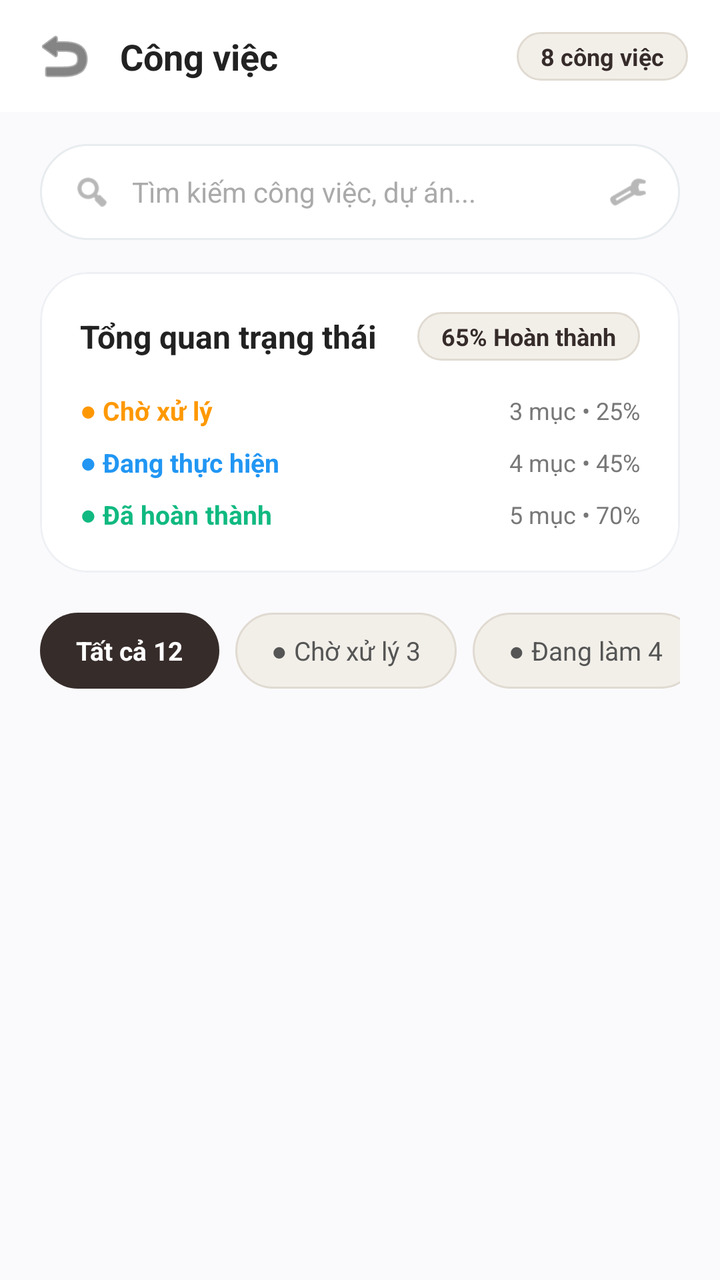
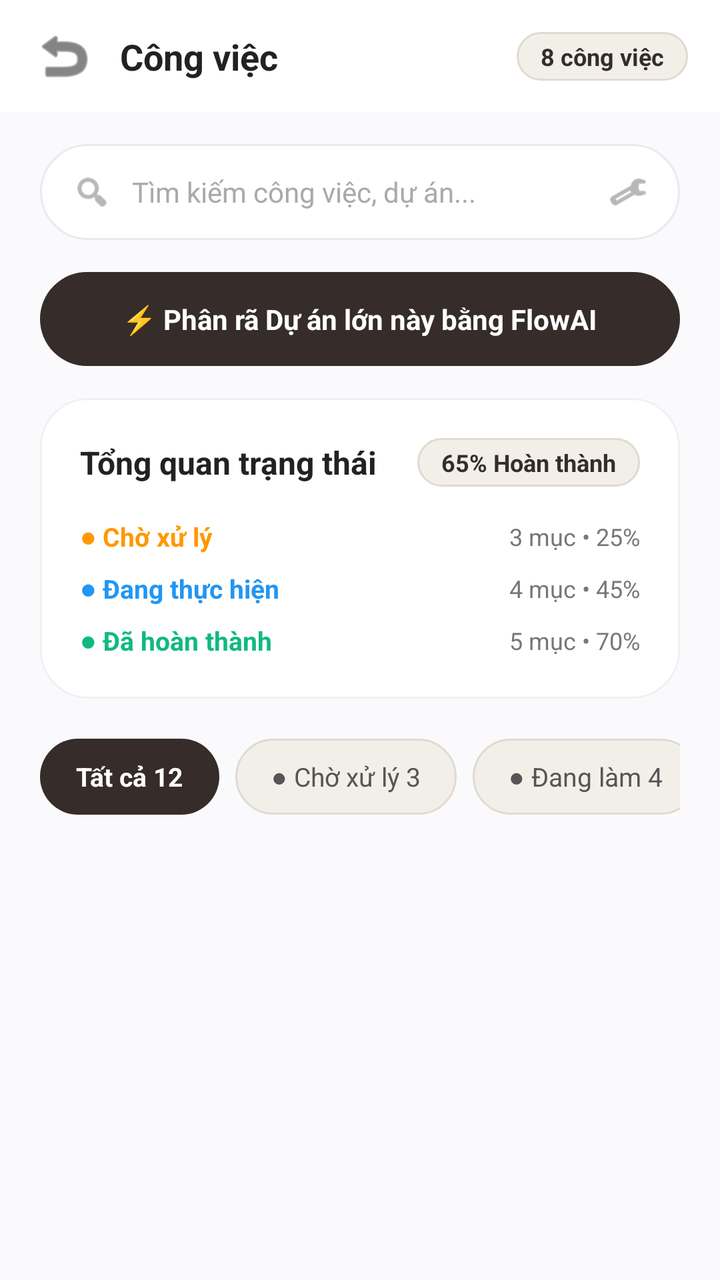

Screens rendered from an Android XML layout before and after an edit, with the pre-edit source and the edit as a unified diff.
<!-- AndroidManifest.xml: application theme Theme.MyApplication -->
<!-- res/layout/activity_project_tasks.xml -->
<?xml version="1.0" encoding="utf-8"?>
<LinearLayout xmlns:android="http://schemas.android.com/apk/res/android"
    xmlns:app="http://schemas.android.com/apk/res-auto"
    xmlns:tools="http://schemas.android.com/tools"
    android:layout_width="match_parent"
    android:layout_height="match_parent"
    android:background="#FAFAFC"
    android:orientation="vertical"
    tools:context=".ui.task.ProjectTasksActivity">

    
    <androidx.constraintlayout.widget.ConstraintLayout
        android:layout_width="match_parent"
        android:layout_height="56dp"
        android:background="#FFFFFF"
        android:paddingHorizontal="16dp">

        <ImageView
            android:id="@+id/btnBack"
            android:layout_width="32dp"
            android:layout_height="32dp"
            android:background="?android:attr/selectableItemBackgroundBorderless"
            android:src="@android:drawable/ic_menu_revert"
            app:tint="#333333"
            app:layout_constraintBottom_toBottomOf="parent"
            app:layout_constraintStart_toStartOf="parent"
            app:layout_constraintTop_toTopOf="parent" />

        <TextView
            android:id="@+id/tvProjectNameTitle"
            android:layout_width="wrap_content"
            android:layout_height="wrap_content"
            android:layout_marginStart="12dp"
            android:text="Công việc"
            android:textColor="#222222"
            android:textSize="18sp"
            android:textStyle="bold"
            app:layout_constraintBottom_toBottomOf="parent"
            app:layout_constraintStart_toEndOf="@id/btnBack"
            app:layout_constraintTop_toTopOf="parent" />

        <TextView
            android:id="@+id/tvTasksCount"
            android:layout_width="wrap_content"
            android:layout_height="wrap_content"
            android:background="@drawable/bg_pill_light"
            android:paddingHorizontal="12dp"
            android:paddingVertical="4dp"
            android:text="8 công việc"
            android:textColor="#362C2A"
            android:textSize="12sp"
            android:textStyle="bold"
            app:layout_constraintBottom_toBottomOf="parent"
            app:layout_constraintEnd_toEndOf="parent"
            app:layout_constraintTop_toTopOf="parent" />
    </androidx.constraintlayout.widget.ConstraintLayout>

    
    <androidx.core.widget.NestedScrollView
        android:layout_width="match_parent"
        android:layout_height="match_parent"
        android:clipToPadding="false"
        android:paddingBottom="40dp">

        <LinearLayout
            android:layout_width="match_parent"
            android:layout_height="wrap_content"
            android:orientation="vertical"
            android:paddingHorizontal="20dp"
            android:paddingTop="16dp">

            
            <LinearLayout
                android:layout_width="match_parent"
                android:layout_height="48dp"
                android:background="@drawable/bg_search_bar"
                android:gravity="center_vertical"
                android:orientation="horizontal"
                android:paddingHorizontal="16dp">

                <ImageView
                    android:layout_width="20dp"
                    android:layout_height="20dp"
                    android:src="@android:drawable/ic_menu_search"
                    app:tint="#888888" />

                <EditText
                    android:id="@+id/edtSearch"
                    android:layout_width="0dp"
                    android:layout_height="match_parent"
                    android:layout_marginStart="10dp"
                    android:layout_weight="1"
                    android:background="@null"
                    android:hint="Tìm kiếm công việc, dự án..."
                    android:inputType="text|textNoSuggestions"
                    android:imeOptions="actionSearch"
                    android:textColor="#222222"
                    android:textColorHint="#AAAAAA"
                    android:textSize="14sp" />

                <ImageView
                    android:layout_width="20dp"
                    android:layout_height="20dp"
                    android:src="@android:drawable/ic_menu_preferences"
                    app:tint="#888888" />
            </LinearLayout>

            
            <com.google.android.material.card.MaterialCardView
                android:layout_width="match_parent"
                android:layout_height="wrap_content"
                android:layout_marginTop="16dp"
                app:cardBackgroundColor="#FFFFFF"
                app:cardCornerRadius="24dp"
                app:cardElevation="0dp"
                app:strokeColor="#EEF0F4"
                app:strokeWidth="1dp">

                <LinearLayout
                    android:layout_width="match_parent"
                    android:layout_height="wrap_content"
                    android:orientation="vertical"
                    android:padding="20dp">

                    
                    <LinearLayout
                        android:layout_width="match_parent"
                        android:layout_height="wrap_content"
                        android:gravity="center_vertical"
                        android:orientation="horizontal">

                        <TextView
                            android:layout_width="0dp"
                            android:layout_height="wrap_content"
                            android:layout_weight="1"
                            android:text="Tổng quan trạng thái"
                            android:textColor="#222222"
                            android:textSize="16sp"
                            android:textStyle="bold" />

                        <TextView
                            android:id="@+id/tvCompletionPercent"
                            android:layout_width="wrap_content"
                            android:layout_height="wrap_content"
                            android:background="@drawable/bg_pill_light"
                            android:paddingHorizontal="12dp"
                            android:paddingVertical="4dp"
                            android:text="65% Hoàn thành"
                            android:textColor="#362C2A"
                            android:textSize="12sp"
                            android:textStyle="bold" />
                    </LinearLayout>

                    
                    <LinearLayout
                        android:layout_width="match_parent"
                        android:layout_height="wrap_content"
                        android:layout_marginTop="16dp"
                        android:gravity="center_vertical"
                        android:orientation="horizontal">

                        <TextView
                            android:layout_width="0dp"
                            android:layout_height="wrap_content"
                            android:layout_weight="1"
                            android:text="● Chờ xử lý"
                            android:textColor="#FF9800"
                            android:textSize="13sp"
                            android:textStyle="bold" />

                        <TextView
                            android:id="@+id/tvPendingCount"
                            android:layout_width="wrap_content"
                            android:layout_height="wrap_content"
                            android:text="3 mục • 25%"
                            android:textColor="#777777"
                            android:textSize="12sp" />
                    </LinearLayout>

                    <LinearLayout
                        android:layout_width="match_parent"
                        android:layout_height="wrap_content"
                        android:layout_marginTop="8dp"
                        android:gravity="center_vertical"
                        android:orientation="horizontal">

                        <TextView
                            android:layout_width="0dp"
                            android:layout_height="wrap_content"
                            android:layout_weight="1"
                            android:text="● Đang thực hiện"
                            android:textColor="#2196F3"
                            android:textSize="13sp"
                            android:textStyle="bold" />

                        <TextView
                            android:id="@+id/tvInProgressCount"
                            android:layout_width="wrap_content"
                            android:layout_height="wrap_content"
                            android:text="4 mục • 45%"
                            android:textColor="#777777"
                            android:textSize="12sp" />
                    </LinearLayout>

                    <LinearLayout
                        android:layout_width="match_parent"
                        android:layout_height="wrap_content"
                        android:layout_marginTop="8dp"
                        android:gravity="center_vertical"
                        android:orientation="horizontal">

                        <TextView
                            android:layout_width="0dp"
                            android:layout_height="wrap_content"
                            android:layout_weight="1"
                            android:text="● Đã hoàn thành"
                            android:textColor="#10B981"
                            android:textSize="13sp"
                            android:textStyle="bold" />

                        <TextView
                            android:id="@+id/tvDoneCount"
                            android:layout_width="wrap_content"
                            android:layout_height="wrap_content"
                            android:text="5 mục • 70%"
                            android:textColor="#777777"
                            android:textSize="12sp" />
                    </LinearLayout>
                </LinearLayout>
            </com.google.android.material.card.MaterialCardView>

            
            <HorizontalScrollView
                android:layout_width="match_parent"
                android:layout_height="wrap_content"
                android:layout_marginTop="20dp"
                android:scrollbars="none">

                <LinearLayout
                    android:layout_width="wrap_content"
                    android:layout_height="wrap_content"
                    android:orientation="horizontal">

                    <TextView
                        android:id="@+id/tabAll"
                        android:layout_width="wrap_content"
                        android:layout_height="38dp"
                        android:background="@drawable/bg_pill_brown"
                        android:gravity="center"
                        android:paddingHorizontal="18dp"
                        android:text="Tất cả 12"
                        android:textColor="#FFFFFF"
                        android:textSize="13sp"
                        android:textStyle="bold" />

                    <TextView
                        android:id="@+id/tabPending"
                        android:layout_width="wrap_content"
                        android:layout_height="38dp"
                        android:layout_marginStart="8dp"
                        android:background="@drawable/bg_pill_light"
                        android:gravity="center"
                        android:paddingHorizontal="18dp"
                        android:text="● Chờ xử lý 3"
                        android:textColor="#555555"
                        android:textSize="13sp" />

                    <TextView
                        android:id="@+id/tabInProgress"
                        android:layout_width="wrap_content"
                        android:layout_height="38dp"
                        android:layout_marginStart="8dp"
                        android:background="@drawable/bg_pill_light"
                        android:gravity="center"
                        android:paddingHorizontal="18dp"
                        android:text="● Đang làm 4"
                        android:textColor="#555555"
                        android:textSize="13sp" />
                </LinearLayout>
            </HorizontalScrollView>

            
            <androidx.recyclerview.widget.RecyclerView
                android:id="@+id/rvProjectTasks"
                android:layout_width="match_parent"
                android:layout_height="wrap_content"
                android:layout_marginTop="16dp"
                android:nestedScrollingEnabled="false" />

        </LinearLayout>
    </androidx.core.widget.NestedScrollView>

</LinearLayout>
<!-- resources referenced by this layout -->
<resources>
  <!-- drawable bg_pill_brown (drawable) -->
  <?xml version="1.0" encoding="utf-8"?>
  <shape xmlns:android="http://schemas.android.com/apk/res/android"
      android:shape="rectangle">
      <corners android:radius="100dp" />
      <solid android:color="#362C2A" />
  </shape>
  <!-- drawable bg_pill_light (drawable) -->
  <?xml version="1.0" encoding="utf-8"?>
  <shape xmlns:android="http://schemas.android.com/apk/res/android"
      android:shape="rectangle">
      <corners android:radius="100dp" />
      <solid android:color="#F2EFE9" />
      <stroke android:width="1dp" android:color="#E0DAD1" />
  </shape>
  <!-- drawable bg_search_bar (drawable) -->
  <?xml version="1.0" encoding="utf-8"?>
  <shape xmlns:android="http://schemas.android.com/apk/res/android"
      android:shape="rectangle">
      <corners android:radius="100dp" />
      <solid android:color="#FFFFFF" />
      <stroke android:width="1dp" android:color="#E8ECEF" />
  </shape>
  <style name="Theme.MyApplication" parent="Base.Theme.MyApplication" />
  <style name="Base.Theme.MyApplication" parent="Theme.Material3.DayNight.NoActionBar">
          
          
      </style>
</resources>

<!-- the commit's change to res/layout/activity_project_tasks.xml (unified diff, before → after) -->
@@ -106,6 +106,27 @@
             </LinearLayout>
 
             
+            <LinearLayout
+                android:id="@+id/btnAiBreakdownProject"
+                android:layout_width="match_parent"
+                android:layout_height="wrap_content"
+                android:layout_marginTop="16dp"
+                android:background="@drawable/bg_pill_brown"
+                android:clickable="true"
+                android:focusable="true"
+                android:gravity="center"
+                android:paddingVertical="14dp">
+
+                <TextView
+                    android:layout_width="wrap_content"
+                    android:layout_height="wrap_content"
+                    android:text="⚡ Phân rã Dự án lớn này bằng FlowAI"
+                    android:textColor="#FFFFFF"
+                    android:textSize="14sp"
+                    android:textStyle="bold" />
+            </LinearLayout>
+
+            
             <com.google.android.material.card.MaterialCardView
                 android:layout_width="match_parent"
                 android:layout_height="wrap_content"
